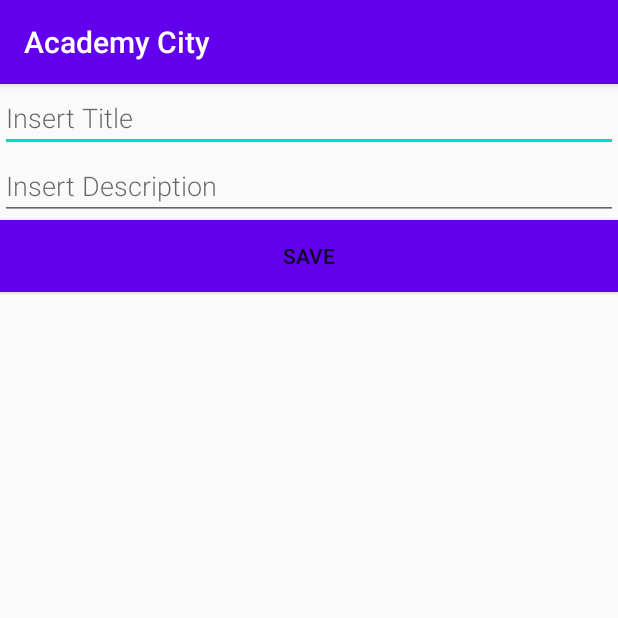
After one commit to diorrini11/ProjetoCidadeInteligente, an Android app: the EditNota screen opened directly, with no data from a screen before it, on a phone screen of 412 x 824 dp, the top half of it. The commit adds this screen. Run offline under Robolectric (Android 15) with nearby library versions, the phone set to English and light mode, and no system bars.

Commit message:
Funcionalidade Editar

```diff
--- a/app/src/main/AndroidManifest.xml
+++ b/app/src/main/AndroidManifest.xml
@@ -10,6 +10,7 @@
         android:supportsRtl="true"
         android:theme="@style/AppTheme">
         <activity android:name=".AddNota"/>
+        <activity android:name=".EditNota"/>
         <activity android:name=".MainActivity">
             <intent-filter>
                 <action android:name="android.intent.action.MAIN" />
--- /dev/null
+++ b/app/src/main/java/com/example/projetocidadeinteligente/EditNota.kt
@@ -0,0 +1,44 @@
+package com.example.projetocidadeinteligente
+
+import android.app.Activity
+import android.content.Intent
+import androidx.appcompat.app.AppCompatActivity
+import android.os.Bundle
+import android.text.TextUtils
+import android.widget.Button
+import android.widget.EditText
+
+class EditNota : AppCompatActivity() {
+
+    private lateinit var tituloText: EditText
+    private lateinit var descricaoText: EditText
+
+    override fun onCreate(savedInstanceState: Bundle?) {
+        super.onCreate(savedInstanceState)
+        setContentView(R.layout.activity_add_nota)
+
+        tituloText = findViewById(R.id.tituloEdit)
+        descricaoText = findViewById(R.id.descricaoEdit)
+
+        tituloText.setText(intent.getStringExtra("titulo"))
+        descricaoText.setText(intent.getStringExtra("descricao"))
+
+        val button = findViewById<Button>(R.id.saveButton)
+        button.setOnClickListener {
+            val replyIntent = Intent()
+            if (TextUtils.isEmpty(tituloText.text)) {
+                setResult(Activity.RESULT_CANCELED, replyIntent)
+            } else {
+                replyIntent.putExtra(EXTRA_REPLY_TITULO, tituloText.text.toString())
+                replyIntent.putExtra(EXTRA_REPLY_DESCRICAO, descricaoText.text.toString())
+                setResult(Activity.RESULT_OK, replyIntent)
+            }
+            finish()
+        }
+    }
+
+    companion object {
+        const val EXTRA_REPLY_TITULO = "com.example.android.titulo"
+        const val EXTRA_REPLY_DESCRICAO = "com.example.android.descricao"
+    }
+}
--- a/app/src/main/res/layout/activity_add_nota.xml
+++ b/app/src/main/res/layout/activity_add_nota.xml
@@ -27,5 +27,5 @@
         android:layout_width="match_parent"
         android:layout_height="wrap_content"
         android:background="@color/colorPrimary"
-        android:text="Save" />
+        android:text="@string/save" />
 </LinearLayout>
--- a/app/src/main/res/values/strings.xml
+++ b/app/src/main/res/values/strings.xml
@@ -9,4 +9,5 @@
     <string name="insertTitulo">Insert Title</string>
     <string name="insertDescricao">Insert Description</string>
     <string name="empty_not_saved">Values not inserted</string>
+    <string name="save">Save</string>
 </resources>
```
Also changed, not shown: app/src/main/java/com/example/projetocidadeinteligente/MainActivity.kt (+33 -10 lines), 1 other file.
